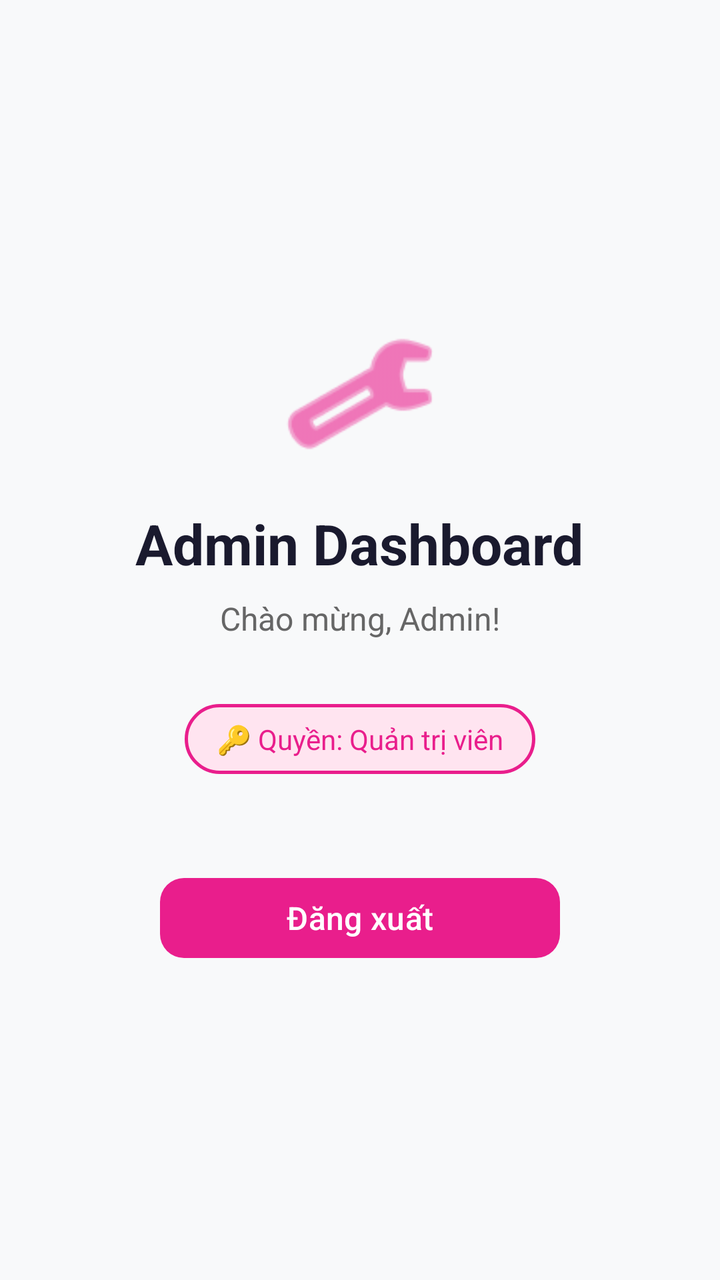
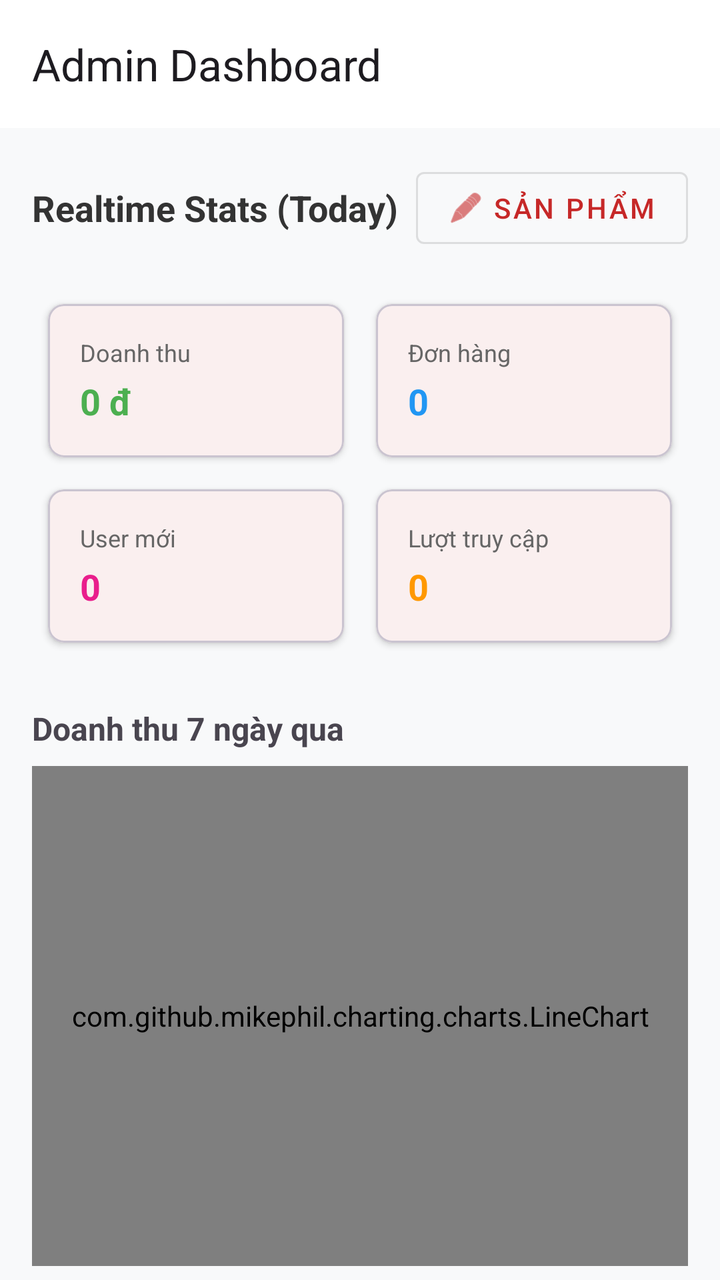

Two renders of the same Android screen: before a commit and after it. Below are the layout's source before the change and the commit's diff.
<!-- AndroidManifest.xml: application theme Theme.TirTirMCommerce -->
<!-- res/layout/activity_admin.xml -->
<?xml version="1.0" encoding="utf-8"?>
<LinearLayout xmlns:android="http://schemas.android.com/apk/res/android"
    android:layout_width="match_parent"
    android:layout_height="match_parent"
    android:orientation="vertical"
    android:background="#F8F9FA"
    android:gravity="center">

    
    <ImageView
        android:layout_width="80dp"
        android:layout_height="80dp"
        android:src="@android:drawable/ic_menu_manage"
        android:tint="#E91E8C"
        android:layout_marginBottom="16dp" />

    
    <TextView
        android:id="@+id/tvAdminTitle"
        android:layout_width="wrap_content"
        android:layout_height="wrap_content"
        android:text="Admin Dashboard"
        android:textSize="28sp"
        android:textStyle="bold"
        android:textColor="#1A1A2E"
        android:layout_marginBottom="8dp" />

    
    <TextView
        android:id="@+id/tvAdminSubtitle"
        android:layout_width="wrap_content"
        android:layout_height="wrap_content"
        android:text="Chào mừng, Admin!"
        android:textSize="16sp"
        android:textColor="#666666"
        android:layout_marginBottom="32dp" />

    
    <TextView
        android:layout_width="wrap_content"
        android:layout_height="wrap_content"
        android:text="🔑 Quyền: Quản trị viên"
        android:textSize="14sp"
        android:textColor="#E91E8C"
        android:background="@drawable/badge_admin_bg"
        android:paddingHorizontal="16dp"
        android:paddingVertical="8dp"
        android:layout_marginBottom="48dp" />

    
    <com.google.android.material.button.MaterialButton
        android:id="@+id/btnAdminLogout"
        android:layout_width="200dp"
        android:layout_height="wrap_content"
        android:text="Đăng xuất"
        android:textSize="16sp"
        app:backgroundTint="#E91E8C"
        android:textColor="#FFFFFF"
        app:cornerRadius="12dp"
        xmlns:app="http://schemas.android.com/apk/res-auto" />

</LinearLayout>
<!-- resources referenced by this layout -->
<resources>
  <!-- drawable badge_admin_bg (drawable) -->
  <?xml version="1.0" encoding="utf-8"?>
  <shape xmlns:android="http://schemas.android.com/apk/res/android"
      android:shape="rectangle">
      <corners android:radius="20dp" />
      <stroke android:width="1.5dp" android:color="#E91E8C" />
      <solid android:color="#FFE4F0" />
  </shape>
  <style name="Theme.TirTirMCommerce" parent="Base.Theme.TirTirMCommerce" />
  <style name="Base.Theme.TirTirMCommerce" parent="Theme.Material3.DayNight.NoActionBar">
          
          <item name="colorPrimary">@color/tirtir_red_primary</item>
          <item name="colorPrimaryDark">@color/tirtir_red_dark</item>
          <item name="colorPrimaryContainer">@color/tirtir_red_surface</item>
  
          
          <item name="colorOnPrimary">@color/tirtir_white</item>
          <item name="colorOnPrimaryContainer">@color/tirtir_red_primary</item>
  
          
          <item name="colorSecondary">@color/tirtir_black</item>
          <item name="colorOnSecondary">@color/tirtir_white</item>
  
          
          <item name="colorSurface">@color/tirtir_white</item>
          <item name="colorOnSurface">@color/tirtir_black</item>
          <item name="colorSurfaceVariant">@color/tirtir_off_white</item>
  
          
          <item name="android:windowBackground">@color/tirtir_off_white</item>
          <item name="android:statusBarColor">@color/tirtir_white</item>
          <item name="android:windowLightStatusBar">true</item>
  
          
          <item name="colorError">@color/tirtir_error</item>
      </style>
  <color name="tirtir_red_primary">#C62828</color>
  <color name="tirtir_red_dark">#8E0000</color>
  <color name="tirtir_red_surface">#FFEBEE</color>
  <color name="tirtir_white">#FFFFFF</color>
  <color name="tirtir_black">#111111</color>
  <color name="tirtir_off_white">#F8F8F8</color>
  <color name="tirtir_error">#D32F2F</color>
</resources>

<!-- the commit's change to res/layout/activity_admin.xml (unified diff, before → after) -->
@@ -1,62 +1,169 @@
 <?xml version="1.0" encoding="utf-8"?>
-<LinearLayout xmlns:android="http://schemas.android.com/apk/res/android"
+<androidx.coordinatorlayout.widget.CoordinatorLayout xmlns:android="http://schemas.android.com/apk/res/android"
+    xmlns:app="http://schemas.android.com/apk/res-auto"
     android:layout_width="match_parent"
     android:layout_height="match_parent"
-    android:orientation="vertical"
-    android:background="#F8F9FA"
-    android:gravity="center">
+    android:background="#F8F9FA">
 
-    
-    <ImageView
-        android:layout_width="80dp"
-        android:layout_height="80dp"
-        android:src="@android:drawable/ic_menu_manage"
-        android:tint="#E91E8C"
-        android:layout_marginBottom="16dp" />
+    <com.google.android.material.appbar.AppBarLayout
+        android:layout_width="match_parent"
+        android:layout_height="wrap_content">
+        <androidx.appcompat.widget.Toolbar
+            android:id="@+id/toolbarAdmin"
+            android:layout_width="match_parent"
+            android:layout_height="?attr/actionBarSize"
+            android:background="#FFFFFF"
+            app:title="Admin Dashboard" />
+    </com.google.android.material.appbar.AppBarLayout>
 
-    
-    <TextView
-        android:id="@+id/tvAdminTitle"
-        android:layout_width="wrap_content"
-        android:layout_height="wrap_content"
-        android:text="Admin Dashboard"
-        android:textSize="28sp"
-        android:textStyle="bold"
-        android:textColor="#1A1A2E"
-        android:layout_marginBottom="8dp" />
+    <androidx.core.widget.NestedScrollView
+        android:layout_width="match_parent"
+        android:layout_height="match_parent"
+        app:layout_behavior="@string/appbar_scrolling_view_behavior">
 
-    
-    <TextView
-        android:id="@+id/tvAdminSubtitle"
-        android:layout_width="wrap_content"
-        android:layout_height="wrap_content"
-        android:text="Chào mừng, Admin!"
-        android:textSize="16sp"
-        android:textColor="#666666"
-        android:layout_marginBottom="32dp" />
+        <LinearLayout
+            android:layout_width="match_parent"
+            android:layout_height="wrap_content"
+            android:orientation="vertical"
+            android:padding="16dp">
 
-    
-    <TextView
-        android:layout_width="wrap_content"
-        android:layout_height="wrap_content"
-        android:text="🔑 Quyền: Quản trị viên"
-        android:textSize="14sp"
-        android:textColor="#E91E8C"
-        android:background="@drawable/badge_admin_bg"
-        android:paddingHorizontal="16dp"
-        android:paddingVertical="8dp"
-        android:layout_marginBottom="48dp" />
+            <LinearLayout
+                android:layout_width="match_parent"
+                android:layout_height="wrap_content"
+                android:orientation="horizontal"
+                android:gravity="center_vertical"
+                android:layout_marginBottom="16dp">
 
-    
-    <com.google.android.material.button.MaterialButton
-        android:id="@+id/btnAdminLogout"
-        android:layout_width="200dp"
-        android:layout_height="wrap_content"
-        android:text="Đăng xuất"
-        android:textSize="16sp"
-        app:backgroundTint="#E91E8C"
-        android:textColor="#FFFFFF"
-        app:cornerRadius="12dp"
-        xmlns:app="http://schemas.android.com/apk/res-auto" />
+                <TextView
+                    android:id="@+id/tvAdminSubtitle"
+                    android:layout_width="0dp"
+                    android:layout_height="wrap_content"
+                    android:layout_weight="1"
+                    android:text="Realtime Stats (Today)"
+                    android:textSize="18sp"
+                    android:textStyle="bold"
+                    android:textColor="#333333" />
 
-</LinearLayout>
+                <com.google.android.material.button.MaterialButton
+                    android:id="@+id/btnManageProducts"
+                    style="@style/Widget.MaterialComponents.Button.OutlinedButton"
+                    android:layout_width="wrap_content"
+                    android:layout_height="wrap_content"
+                    android:text="Sản phẩm"
+                    app:icon="@android:drawable/ic_menu_edit" />
+            </LinearLayout>
+
+            
+            <GridLayout
+                android:layout_width="match_parent"
+                android:layout_height="wrap_content"
+                android:columnCount="2"
+                android:rowCount="2"
+                android:layout_marginBottom="24dp">
+
+                <com.google.android.material.card.MaterialCardView
+                    android:layout_width="0dp"
+                    android:layout_height="wrap_content"
+                    android:layout_columnWeight="1"
+                    android:layout_margin="8dp"
+                    app:cardElevation="2dp"
+                    app:cardCornerRadius="8dp">
+                    <LinearLayout android:orientation="vertical" android:padding="16dp" android:layout_width="match_parent" android:layout_height="wrap_content">
+                        <TextView android:text="Doanh thu" android:textSize="12sp" android:textColor="#666666" android:layout_width="wrap_content" android:layout_height="wrap_content"/>
+                        <TextView android:id="@+id/tvRevenue" android:text="0 đ" android:textSize="18sp" android:textStyle="bold" android:textColor="#4CAF50" android:layout_width="wrap_content" android:layout_height="wrap_content" android:layout_marginTop="4dp"/>
+                    </LinearLayout>
+                </com.google.android.material.card.MaterialCardView>
+
+                <com.google.android.material.card.MaterialCardView
+                    android:layout_width="0dp"
+                    android:layout_height="wrap_content"
+                    android:layout_columnWeight="1"
+                    android:layout_margin="8dp"
+                    app:cardElevation="2dp"
+                    app:cardCornerRadius="8dp">
+                    <LinearLayout android:orientation="vertical" android:padding="16dp" android:layout_width="match_parent" android:layout_height="wrap_content">
+                        <TextView android:text="Đơn hàng" android:textSize="12sp" android:textColor="#666666" android:layout_width="wrap_content" android:layout_height="wrap_content"/>
+                        <TextView android:id="@+id/tvOrders" android:text="0" android:textSize="18sp" android:textStyle="bold" android:textColor="#2196F3" android:layout_width="wrap_content" android:layout_height="wrap_content" android:layout_marginTop="4dp"/>
+                    </LinearLayout>
+                </com.google.android.material.card.MaterialCardView>
+
+                <com.google.android.material.card.MaterialCardView
+                    android:layout_width="0dp"
+                    android:layout_height="wrap_content"
+                    android:layout_columnWeight="1"
+                    android:layout_margin="8dp"
+                    app:cardElevation="2dp"
+                    app:cardCornerRadius="8dp">
+                    <LinearLayout android:orientation="vertical" android:padding="16dp" android:layout_width="match_parent" android:layout_height="wrap_content">
+                        <TextView android:text="User mới" android:textSize="12sp" android:textColor="#666666" android:layout_width="wrap_content" android:layout_height="wrap_content"/>
+                        <TextView android:id="@+id/tvUsers" android:text="0" android:textSize="18sp" android:textStyle="bold" android:textColor="#E91E8C" android:layout_width="wrap_content" android:layout_height="wrap_content" android:layout_marginTop="4dp"/>
+                    </LinearLayout>
+                </com.google.android.material.card.MaterialCardView>
+
+                <com.google.android.material.card.MaterialCardView
+                    android:layout_width="0dp"
+                    android:layout_height="wrap_content"
+                    android:layout_columnWeight="1"
+                    android:layout_margin="8dp"
+                    app:cardElevation="2dp"
+                    app:cardCornerRadius="8dp">
+                    <LinearLayout android:orientation="vertical" android:padding="16dp" android:layout_width="match_parent" android:layout_height="wrap_content">
+                        <TextView android:text="Lượt truy cập" android:textSize="12sp" android:textColor="#666666" android:layout_width="wrap_content" android:layout_height="wrap_content"/>
+                        <TextView android:id="@+id/tvVisits" android:text="0" android:textSize="18sp" android:textStyle="bold" android:textColor="#FF9800" android:layout_width="wrap_content" android:layout_height="wrap_content" android:layout_marginTop="4dp"/>
+                    </LinearLayout>
+                </com.google.android.material.card.MaterialCardView>
+
+            </GridLayout>
+
+            <TextView
+                android:layout_width="wrap_content"
+                android:layout_height="wrap_content"
+                android:text="Doanh thu 7 ngày qua"
+                android:textSize="16sp"
+                android:textStyle="bold"
+                android:layout_marginBottom="8dp"/>
+            <com.github.mikephil.charting.charts.LineChart
+                android:id="@+id/lineChartRevenue"
+                android:layout_width="match_parent"
+                android:layout_height="250dp"
+                android:layout_marginBottom="24dp"/>
+
+            <TextView
+                android:layout_width="wrap_content"
+                android:layout_height="wrap_content"
+                android:text="Top sản phẩm bán chạy"
+                android:textSize="16sp"
+                android:textStyle="bold"
+                android:layout_marginBottom="8dp"/>
+            <com.github.mikephil.charting.charts.BarChart
+                android:id="@+id/barChartProducts"
+                android:layout_width="match_parent"
+                android:layout_height="250dp"
+                android:layout_marginBottom="24dp"/>
+
+            <TextView
+                android:layout_width="wrap_content"
+                android:layout_height="wrap_content"
+                android:text="Tỷ trọng danh mục"
+                android:textSize="16sp"
+                android:textStyle="bold"
+                android:layout_marginBottom="8dp"/>
+            <com.github.mikephil.charting.charts.PieChart
+                android:id="@+id/pieChartCategory"
+                android:layout_width="match_parent"
+                android:layout_height="250dp"
+                android:layout_marginBottom="32dp"/>
+
+            <com.google.android.material.button.MaterialButton
+                android:id="@+id/btnAdminLogout"
+                android:layout_width="match_parent"
+                android:layout_height="56dp"
+                android:text="Đăng xuất"
+                android:textColor="#FFFFFF"
+                app:backgroundTint="#666666"
+                android:layout_marginBottom="24dp"/>
+
+        </LinearLayout>
+    </androidx.core.widget.NestedScrollView>
+
+</androidx.coordinatorlayout.widget.CoordinatorLayout>
<!-- resource entries referenced after the edit -->
@@ -1,13 +1,5 @@
 <!-- resources referenced by this layout -->
 <resources>
-  <!-- drawable badge_admin_bg (drawable) -->
-  <?xml version="1.0" encoding="utf-8"?>
-  <shape xmlns:android="http://schemas.android.com/apk/res/android"
-      android:shape="rectangle">
-      <corners android:radius="20dp" />
-      <stroke android:width="1.5dp" android:color="#E91E8C" />
-      <solid android:color="#FFE4F0" />
-  </shape>
   <style name="Theme.TirTirMCommerce" parent="Base.Theme.TirTirMCommerce" />
   <style name="Base.Theme.TirTirMCommerce" parent="Theme.Material3.DayNight.NoActionBar">
           
